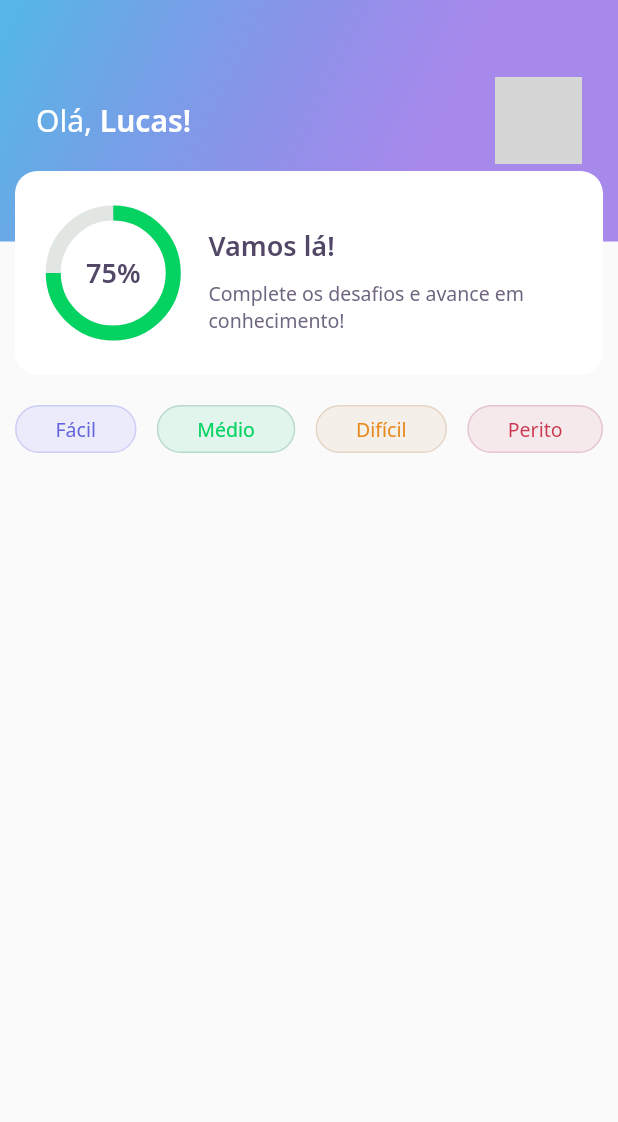
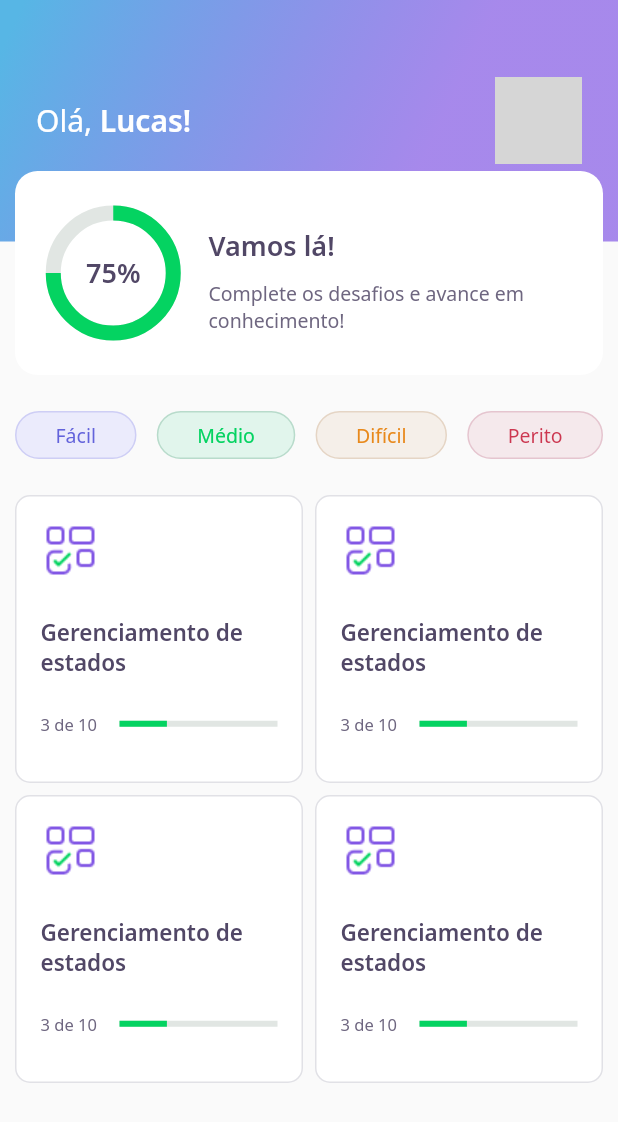
Before and after one commit to lguisantos/NLW-Flutter, a Flutter app: the screen it shows after launch, on a phone screen of 412 x 824 dp. Shown: the top 1122 px of the screen. Run offline on Flutter 3.47's test engine with Material 2 defaults, Android fonts, the phone set to English and light mode, and no system bars; our stand-ins replace google_fonts; network calls fail; grey boxes are pictures that could not be loaded.

Commit message:
home_screen

```diff
--- a/lib/home/home_page.dart
+++ b/lib/home/home_page.dart
@@ -1,5 +1,6 @@
 import 'package:flutter/material.dart';
-import 'package:nlw/home/widgets/levelbutton/level_button.dart';
+import 'package:nlw/home/widgets/level_button/level_button.dart';
+import 'package:nlw/home/widgets/quiz_card/quiz_card.dart';
 import 'widgets/appbar/app_bar.dart';
 
 class HomePage extends StatefulWidget {
@@ -13,14 +14,32 @@ class _HomePageState extends State<HomePage> {
     return Scaffold(
       appBar: AppBarWidget(),
       body: Padding(
-        padding: EdgeInsets.symmetric(horizontal: 10, vertical: 20),
-        child: Row(
-          mainAxisAlignment: MainAxisAlignment.spaceBetween,
+        padding: EdgeInsets.symmetric(horizontal: 10, vertical: 24),
+        child: Column(
           children: [
-            LevelButtonWidget(label: "Fácil"),
-            LevelButtonWidget(label: "Médio"),
-            LevelButtonWidget(label: "Difícil"),
-            LevelButtonWidget(label: "Perito")
+            Row(
+              mainAxisAlignment: MainAxisAlignment.spaceBetween,
+              children: [
+                LevelButtonWidget(label: "Fácil"),
+                LevelButtonWidget(label: "Médio"),
+                LevelButtonWidget(label: "Difícil"),
+                LevelButtonWidget(label: "Perito")
+              ],
+            ),
+            SizedBox(height: 24,),
+            Expanded(
+              child: GridView.count(
+                crossAxisSpacing: 8,
+                mainAxisSpacing: 8,
+                crossAxisCount: 2,
+                children: [
+                  QuizCardWidget(),
+                  QuizCardWidget(),
+                  QuizCardWidget(),
+                  QuizCardWidget(),
+                ],
+              ),
+            ),
           ],
         ),
       ),
--- /dev/null
+++ b/lib/home/widgets/quiz_card/quiz_card.dart
@@ -0,0 +1,56 @@
+import 'package:flutter/material.dart';
+import 'package:nlw/core/app_colors.dart';
+import 'package:nlw/core/app_images.dart';
+import 'package:nlw/core/app_text_styles.dart';
+
+class QuizCardWidget extends StatelessWidget {
+  @override
+  Widget build(BuildContext context) {
+    return Container(
+      padding: EdgeInsets.all(16),
+      decoration: BoxDecoration(
+        border: Border.fromBorderSide(
+          BorderSide(color: AppColors.border),
+        ),
+        color: AppColors.white,
+        borderRadius: BorderRadius.circular(10),
+      ),
+      child: Column(
+        crossAxisAlignment: CrossAxisAlignment.start,
+        children: [
+          Container(
+            width: 40,
+            height: 40,
+            child: Image.asset(AppImages.blocks),
+          ),
+          SizedBox(height: 24,),
+          Text(
+            "Gerenciamento de estados",
+            style: AppTextStyles.heading15,
+          ),
+          SizedBox(height: 24,),
+          Row(
+            children: [
+              Expanded(
+                flex: 1,
+                child: Text(
+                  "3 de 10",
+                  style: AppTextStyles.body11,
+                ),
+              ),
+              Expanded(
+                flex: 2,
+                child: LinearProgressIndicator(
+                  value: 0.3,
+                  backgroundColor: AppColors.chartSecondary,
+                  valueColor:
+                      AlwaysStoppedAnimation<Color>(AppColors.chartPrimary),
+                ),
+              )
+            ],
+          ),
+        ],
+      ),
+    );
+  }
+}
```
Also changed, not shown: lib/home/widgets/level_button/level_button.dart (renamed from lib/home/widgets/levelbutton/level_button.dart).
